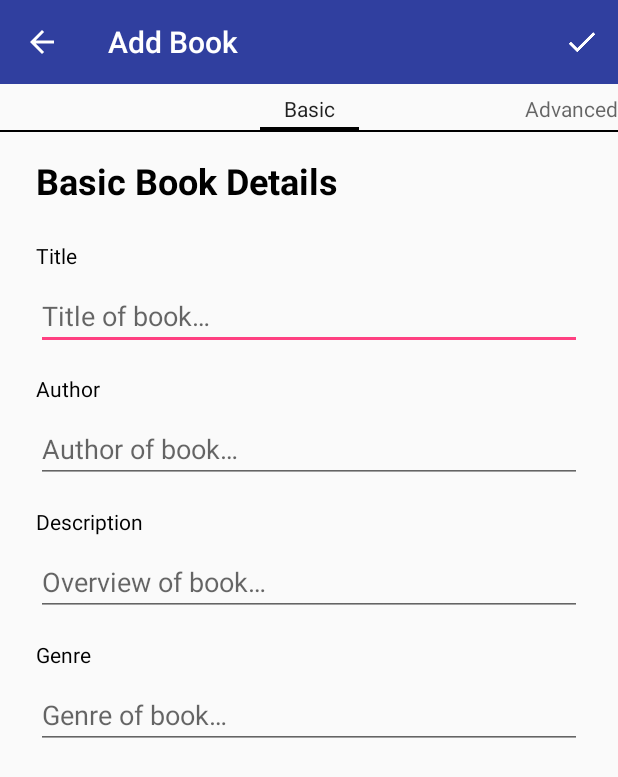
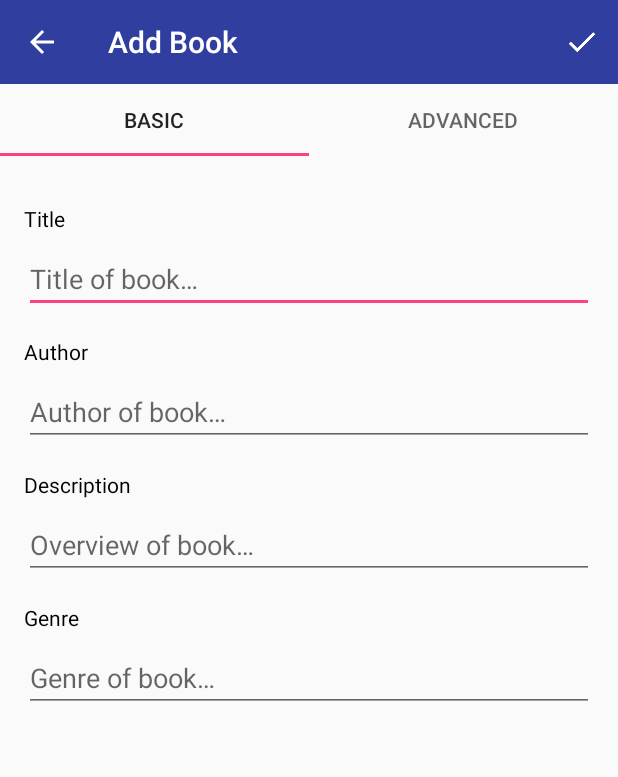
Before and after one commit to lachlan-eagling/Bookbase, an Android app: the AddBookActivity screen opened directly, with no data from a screen before it, on a phone screen of 412 x 824 dp. Shown: the top 777 px of the screen. Run offline under Robolectric (Android 15) with nearby library versions, the phone set to English and light mode, and no system bars.

Commit message:
WIP Implement add book functionality

```diff
--- a/app/src/main/AndroidManifest.xml
+++ b/app/src/main/AndroidManifest.xml
@@ -20,8 +20,7 @@
         <activity
             android:name="com.bookbase.app.activities.AddBookActivity"
             android:label="@string/title_activity_add_book"
-            android:theme="@style/AppTheme"
-            android:windowSoftInputMode="adjustPan">
+            android:theme="@style/AppTheme">
             <meta-data
                 android:name="android.support.PARENT_ACTIVITY"
                 android:value="com.bookbase.app.activities.MainActivity"
--- a/app/src/main/java/com/bookbase/app/activities/AddBookActivity.java
+++ b/app/src/main/java/com/bookbase/app/activities/AddBookActivity.java
@@ -1,6 +1,7 @@
 package com.bookbase.app.activities;
 
 import android.os.Bundle;
+import android.support.design.widget.TabLayout;
 import android.support.v4.app.Fragment;
 import android.support.v4.app.FragmentPagerAdapter;
 import android.support.v4.view.ViewPager;
@@ -21,7 +22,7 @@ public class AddBookActivity extends AppCompatActivity {
     protected void onCreate(Bundle savedInstanceState) {
         super.onCreate(savedInstanceState);
         setContentView(R.layout.activity_add_book);
-        ViewPager addBooksPager = (ViewPager) findViewById(R.id.addBookPager);
+        final ViewPager addBooksPager = (ViewPager) findViewById(R.id.addBookPager);
         viewPagerAdapter = new AddBookPagerAdapter(getSupportFragmentManager());
         addBooksPager.setAdapter(viewPagerAdapter);
 
@@ -29,7 +30,29 @@ public class AddBookActivity extends AppCompatActivity {
         toolbar.setTitle("Add Book");
         setSupportActionBar(toolbar);
         getSupportActionBar().setDisplayHomeAsUpEnabled(true);
-        getSupportActionBar().setDisplayShowHomeEnabled(true);
+
+
+        TabLayout tabs = (TabLayout) findViewById(R.id.tab_slider);
+        tabs.setupWithViewPager(addBooksPager);
+
+//        final ActionBar actionBar = getSupportActionBar();
+//        actionBar.setNavigationMode(ActionBar.NAVIGATION_MODE_TABS);
+//        ActionBar.TabListener tabListener = new ActionBar.TabListener() {
+//            @Override
+//            public void onTabSelected(ActionBar.Tab tab, FragmentTransaction ft) {
+//                addBooksPager.setCurrentItem(tab.getPosition());
+//            }
+//
+//            @Override
+//            public void onTabUnselected(ActionBar.Tab tab, FragmentTransaction ft) {
+//
+//            }
+//
+//            @Override
+//            public void onTabReselected(ActionBar.Tab tab, FragmentTransaction ft) {
+//                // Ignore this event.
+//            }
+//        };
 
 
     }
--- a/app/src/main/java/com/bookbase/app/fragments/AddBooksFragmentBasic.java
+++ b/app/src/main/java/com/bookbase/app/fragments/AddBooksFragmentBasic.java
@@ -73,6 +73,7 @@ public class AddBooksFragmentBasic extends Fragment {
 
         AutoCompleteTextView textView = getView().findViewById(R.id.add_book_genre_data);
         textView.setAdapter(adapter);
+        //adapter.notifyDataSetChanged();
 
     }
 }
--- a/app/src/main/java/com/bookbase/app/utils/SaveImageHelper.java
+++ b/app/src/main/java/com/bookbase/app/utils/SaveImageHelper.java
@@ -42,4 +42,5 @@ public class SaveImageHelper {
         return dir.getAbsolutePath();
 
     }
+
 }
--- a/app/src/main/res/layout/activity_add_book.xml
+++ b/app/src/main/res/layout/activity_add_book.xml
@@ -1,5 +1,6 @@
 <?xml version="1.0" encoding="utf-8"?>
 <LinearLayout xmlns:android="http://schemas.android.com/apk/res/android"
+    xmlns:app="http://schemas.android.com/apk/res-auto"
     android:layout_width="match_parent"
     android:layout_height="match_parent"
     android:orientation="vertical">
@@ -10,18 +11,25 @@
         android:layout_height="wrap_content"
         />
 
+    <android.support.design.widget.TabLayout
+        android:id="@+id/tab_slider"
+        android:layout_width="match_parent"
+        android:layout_height="wrap_content"
+        app:tabMode="fixed">
+    </android.support.design.widget.TabLayout>
+
     <android.support.v4.view.ViewPager
         android:id="@+id/addBookPager"
         android:layout_width="match_parent"
         android:layout_height="wrap_content">
 
-        <android.support.v4.view.PagerTabStrip
-            android:id="@+id/addBookPagerHeader"
-            android:layout_width="match_parent"
-            android:layout_height="wrap_content"
-            android:layout_gravity="top"
-            android:paddingBottom="4dp"
-            android:paddingTop="4dp"/>
+        <!--<android.support.v4.view.PagerTabStrip-->
+            <!--android:id="@+id/addBookPagerHeader"-->
+            <!--android:layout_width="match_parent"-->
+            <!--android:layout_height="wrap_content"-->
+            <!--android:layout_gravity="top"-->
+            <!--android:paddingBottom="4dp"-->
+            <!--android:paddingTop="4dp"/>-->
 
 
     </android.support.v4.view.ViewPager>
--- a/app/src/main/res/layout/fragment_add_book_basic.xml
+++ b/app/src/main/res/layout/fragment_add_book_basic.xml
@@ -1,49 +1,80 @@
 <?xml version="1.0" encoding="utf-8"?>
-<android.support.constraint.ConstraintLayout
-    xmlns:android="http://schemas.android.com/apk/res/android"
+<ScrollView xmlns:android="http://schemas.android.com/apk/res/android"
+    xmlns:app="http://schemas.android.com/apk/res-auto"
+    xmlns:tools="http://schemas.android.com/tools"
+    style="@android:style/Widget.Material.ScrollView"
+    android:layout_width="match_parent"
+    android:layout_height="match_parent"
+    android:scrollbarStyle="insideOverlay">
+
+
+    <android.support.constraint.ConstraintLayout xmlns:android="http://schemas.android.com/apk/res/android"
         xmlns:app="http://schemas.android.com/apk/res-auto"
         xmlns:tools="http://schemas.android.com/tools"
         android:layout_width="match_parent"
         android:layout_height="match_parent">
 
+
         <TextView
-        android:id="@+id/basic_book_details"
-        android:layout_width="0dp"
+            android:id="@+id/add_book_genre"
+            android:layout_width="match_parent"
             android:layout_height="wrap_content"
-        android:layout_marginEnd="24dp"
-        android:layout_marginLeft="24dp"
-        android:layout_marginStart="24dp"
+            android:layout_marginEnd="16dp"
+            android:layout_marginStart="16dp"
             android:layout_marginTop="16dp"
-        android:text="@string/lbl_book_details_basic"
+            android:text="@string/lbl_genre"
             android:textColor="@android:color/black"
-        android:textSize="24sp"
-        android:textStyle="bold"
             app:layout_constraintEnd_toEndOf="parent"
-        app:layout_constraintLeft_toLeftOf="parent"
             app:layout_constraintStart_toStartOf="parent"
-        app:layout_constraintTop_toTopOf="parent" />
+            app:layout_constraintTop_toBottomOf="@+id/add_book_description_data" />
+
+        <EditText
+            android:id="@+id/add_book_description_data"
+            android:layout_width="match_parent"
+            android:layout_height="wrap_content"
+            android:layout_marginEnd="16dp"
+            android:layout_marginStart="16dp"
+            android:layout_marginTop="8dp"
+            android:ems="10"
+            android:hint="@string/hint_description"
+            android:inputType="textMultiLine"
+            android:nextFocusDown="@id/add_book_genre_data"
+            app:layout_constraintEnd_toEndOf="parent"
+            app:layout_constraintStart_toStartOf="parent"
+            app:layout_constraintTop_toBottomOf="@+id/add_book_description" />
+
+        <AutoCompleteTextView
+            android:id="@+id/add_book_genre_data"
+            android:layout_width="match_parent"
+            android:layout_height="wrap_content"
+            android:layout_marginEnd="16dp"
+            android:layout_marginStart="16dp"
+            android:layout_marginTop="8dp"
+            android:hint="@string/hint_genre"
+            android:singleLine="true"
+            app:layout_constraintEnd_toEndOf="parent"
+            app:layout_constraintStart_toStartOf="parent"
+            app:layout_constraintTop_toBottomOf="@+id/add_book_genre" />
 
         <TextView
             android:id="@+id/add_book_title"
-        android:layout_width="0dp"
+            android:layout_width="match_parent"
             android:layout_height="wrap_content"
-        android:layout_marginEnd="24dp"
-        android:layout_marginRight="24dp"
-        android:layout_marginStart="24dp"
-        android:layout_marginTop="24dp"
+            android:layout_marginEnd="16dp"
+            android:layout_marginStart="16dp"
+            android:layout_marginTop="32dp"
             android:text="@string/lbl_title"
             android:textColor="@android:color/black"
             app:layout_constraintEnd_toEndOf="parent"
             app:layout_constraintStart_toStartOf="parent"
-        app:layout_constraintTop_toBottomOf="@+id/basic_book_details" />
+            app:layout_constraintTop_toTopOf="parent" />
 
         <EditText
             android:id="@+id/add_book_title_data"
-        android:layout_width="0dp"
+            android:layout_width="match_parent"
             android:layout_height="wrap_content"
-        android:layout_marginEnd="24dp"
-        android:layout_marginRight="24dp"
-        android:layout_marginStart="24dp"
+            android:layout_marginEnd="16dp"
+            android:layout_marginStart="16dp"
             android:layout_marginTop="8dp"
             android:ems="10"
             android:hint="@string/hint_book_title"
@@ -55,10 +86,10 @@
 
         <TextView
             android:id="@+id/add_book_author"
-        android:layout_width="0dp"
+            android:layout_width="match_parent"
             android:layout_height="wrap_content"
-        android:layout_marginEnd="24dp"
-        android:layout_marginStart="24dp"
+            android:layout_marginEnd="16dp"
+            android:layout_marginStart="16dp"
             android:layout_marginTop="16dp"
             android:text="@string/lbl_author"
             android:textColor="@android:color/black"
@@ -68,25 +99,25 @@
 
         <AutoCompleteTextView
             android:id="@+id/add_book_author_data"
-        android:layout_width="0dp"
+            android:layout_width="match_parent"
             android:layout_height="wrap_content"
-        android:layout_marginEnd="24dp"
-        android:layout_marginStart="24dp"
+            android:layout_marginEnd="16dp"
+            android:layout_marginStart="16dp"
             android:layout_marginTop="8dp"
             android:hint="@string/hint_author"
+            android:imeOptions="actionNext"
             android:nextFocusDown="@id/add_book_description_data"
             android:singleLine="true"
-        android:imeOptions="actionNext"
             app:layout_constraintEnd_toEndOf="parent"
             app:layout_constraintStart_toStartOf="parent"
             app:layout_constraintTop_toBottomOf="@+id/add_book_author" />
 
         <TextView
             android:id="@+id/add_book_description"
-        android:layout_width="0dp"
+            android:layout_width="match_parent"
             android:layout_height="wrap_content"
-        android:layout_marginEnd="24dp"
-        android:layout_marginStart="24dp"
+            android:layout_marginEnd="16dp"
+            android:layout_marginStart="16dp"
             android:layout_marginTop="16dp"
             android:text="@string/lbl_description"
             android:textColor="@android:color/black"
@@ -94,44 +125,5 @@
             app:layout_constraintStart_toStartOf="parent"
             app:layout_constraintTop_toBottomOf="@+id/add_book_author_data" />
 
-    <EditText
-        android:id="@+id/add_book_description_data"
-        android:layout_width="0dp"
-        android:layout_height="wrap_content"
-        android:layout_marginEnd="24dp"
-        android:layout_marginStart="24dp"
-        android:layout_marginTop="8dp"
-        android:ems="10"
-        android:hint="@string/hint_description"
-        android:inputType="textMultiLine"
-        android:nextFocusDown="@id/add_book_genre_data"
-        app:layout_constraintEnd_toEndOf="parent"
-        app:layout_constraintStart_toStartOf="parent"
-        app:layout_constraintTop_toBottomOf="@+id/add_book_description" />
-
-    <TextView
-        android:id="@+id/add_book_genre"
-        android:layout_width="0dp"
-        android:layout_height="wrap_content"
-        android:layout_marginEnd="24dp"
-        android:layout_marginStart="24dp"
-        android:layout_marginTop="16dp"
-        android:text="@string/lbl_genre"
-        android:textColor="@android:color/black"
-        app:layout_constraintEnd_toEndOf="parent"
-        app:layout_constraintStart_toStartOf="parent"
-        app:layout_constraintTop_toBottomOf="@+id/add_book_description_data" />
-
-    <AutoCompleteTextView
-        android:id="@+id/add_book_genre_data"
-        android:layout_width="0dp"
-        android:layout_height="wrap_content"
-        android:layout_marginEnd="24dp"
-        android:layout_marginStart="24dp"
-        android:layout_marginTop="8dp"
-        android:hint="@string/hint_genre"
-        android:singleLine="true"
-        app:layout_constraintEnd_toEndOf="parent"
-        app:layout_constraintStart_toStartOf="parent"
-        app:layout_constraintTop_toBottomOf="@+id/add_book_genre" />
     </android.support.constraint.ConstraintLayout>
+</ScrollView>
```
Lines whose indentation alone changed are shown as unchanged.
